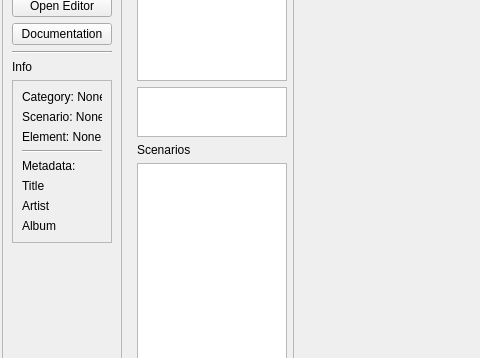
The window that tools/audiotool.ui (PhilInTheGaps/GM-Companion) describes before a commit, drawn with Qt 5; both pictures show x 0 to 480 and y 197 to 555 of the 1280 by 720 pixel window.
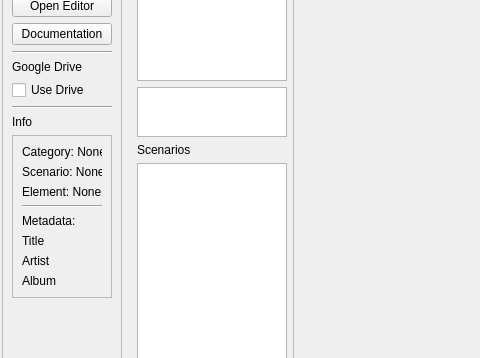
The same window after the commit. Icons and pictures are not drawn.

Commit message: Started to implement google drive compatability

```diff
--- a/tools/audiotool.ui
+++ b/tools/audiotool.ui
@@ -136,6 +136,30 @@
           </property>
          </widget>
         </item>
+        <item>
+         <widget class="Line" name="line_5">
+          <property name="orientation">
+           <enum>Qt::Horizontal</enum>
+          </property>
+         </widget>
+        </item>
+        <item>
+         <widget class="QLabel" name="label_7">
+          <property name="text">
+           <string>Google Drive</string>
+          </property>
+         </widget>
+        </item>
+        <item>
+         <widget class="QCheckBox" name="checkBox_googleDrive">
+          <property name="toolTip">
+           <string>If the music and sound files are uploaded to Google Drive, this feature saves disk space by only downloading the files when they are needed</string>
+          </property>
+          <property name="text">
+           <string>Use Drive</string>
+          </property>
+         </widget>
+        </item>
         <item>
          <widget class="Line" name="line_4">
           <property name="orientation">
```
Left out of the diff: 4 changed lines with no effect on the pictures. The commit also changes 10 other files.
